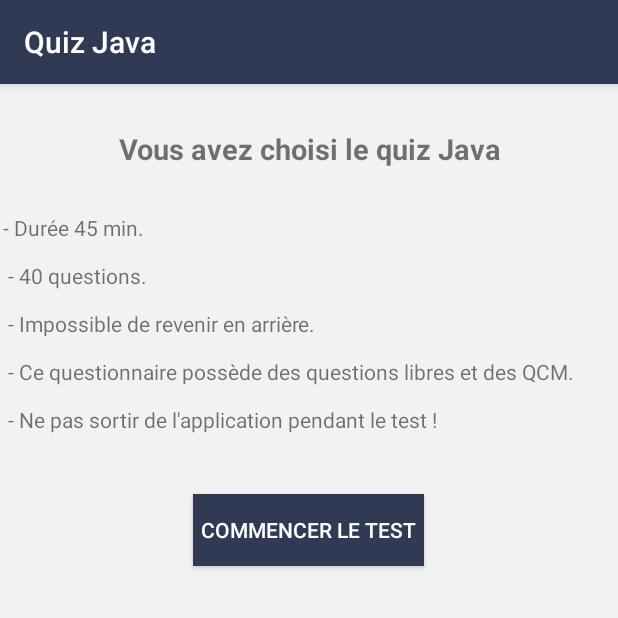
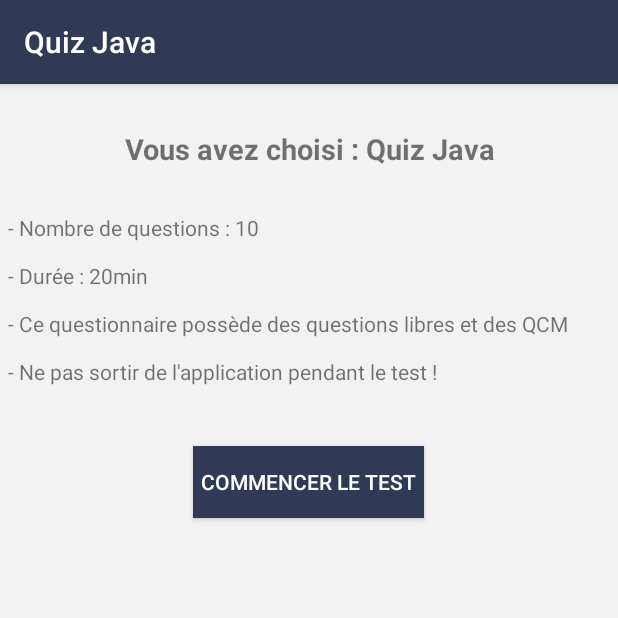
Before and after one commit to juju75dev/YGLApp, an Android app: the screen it shows after launch (QuizzActivity), after a tap on "Quiz Java", on a phone screen of 412 x 824 dp, the top half of it. Run offline under Robolectric (Android 15) with nearby library versions, the phone set to English and light mode, and no system bars; our stand-ins replace ButterKnife.

Commit message:
suppression données ecrites dans le dur

```diff
--- a/app/src/main/java/ygl/com/yglapp/Adapter/QuizzAdapter.java
+++ b/app/src/main/java/ygl/com/yglapp/Adapter/QuizzAdapter.java
@@ -41,7 +41,7 @@ public class QuizzAdapter extends RecyclerView.Adapter<QuestionHolder> {
 
         titleView.setText(quizz.getName());
         descView.setText(quizz.getDescription()+"\n\n"+"- Nombre de questions : "+quizz.getQuestions().size()+
-        "\n"+"- Durée : 45min");
+        "\n"+"- Durée : "+quizz.getDuration()+"min");
 
 
         myViewHolder.itemView.setOnClickListener(new View.OnClickListener() {
--- a/app/src/main/java/ygl/com/yglapp/QuizzActivity.java
+++ b/app/src/main/java/ygl/com/yglapp/QuizzActivity.java
@@ -13,9 +13,7 @@ import android.widget.RadioButton;
 import android.widget.RadioGroup;
 import android.widget.TextView;
 import android.widget.Toast;
-
 import java.util.List;
-
 import butterknife.BindView;
 import butterknife.ButterKnife;
 import ygl.com.yglapp.Model.OnTimerFinished;
@@ -49,6 +47,10 @@ public class QuizzActivity extends AppCompatActivity implements OnTimerFinished
     RadioButton prop4;
     @BindView(R.id.radio_group)
     RadioGroup radioGroup;
+    @BindView(R.id.warning_title_view)
+    TextView warningTitleView;
+    @BindView(R.id.warning_desc_view)
+    TextView warningDescView;
 
 
     private MyCountDownTimer countDownTimer;
@@ -68,6 +70,13 @@ public class QuizzActivity extends AppCompatActivity implements OnTimerFinished
         quiz = (Quizz) getIntent().getSerializableExtra("quiz");
         setTitle(quiz.getName());
 
+        warningTitleView.setText(getString(R.string.you_choose)+" : "+quiz.getName());
+
+        warningDescView.setText("- "+getString(R.string.questions_number)+" : " +quiz.getQuestions().size()+
+                "\n\n- "+getString(R.string.duration) +" : "+ quiz.getDuration()+"min"+
+                "\n\n- "+getString(R.string.quizz_contains_two_types)+
+                "\n\n- "+getString(R.string.dont_getout_of_app)+" !");
+
         setQuestion(index);
         questionsCounterView.setText("Question "+1+"/"+quiz.getQuestions().size());
 
@@ -83,14 +92,12 @@ public class QuizzActivity extends AppCompatActivity implements OnTimerFinished
                     setQuestion(++index);
 
                 }else{
-                    //QUIZ FINI
                     stopQuizz();
                 }
             }
         });
 
-        // 120000 = EXAMPLE DUREE QUIZZ
-        countDownTimer = new MyCountDownTimer(10000, 1000, timerView, this);
+        countDownTimer = new MyCountDownTimer(quiz.getDuration()*60000, 1000, timerView, this);
 
 
         startQuizzButton.setOnClickListener(new View.OnClickListener() {
--- a/app/src/main/res/layout/question_layout.xml
+++ b/app/src/main/res/layout/question_layout.xml
@@ -77,7 +77,7 @@
                         android:layout_width="wrap_content"
                         android:layout_height="wrap_content"
                         android:padding="10dp"
-                        android:text="@string/enonce_exemple"
+                        android:text=""
                         android:textColor="@android:color/black"
                         android:textStyle="italic" />
 
--- a/app/src/main/res/layout/warning_layout.xml
+++ b/app/src/main/res/layout/warning_layout.xml
@@ -8,6 +8,7 @@
 
 
     <TextView
+        android:id="@+id/warning_title_view"
         android:layout_width="match_parent"
         android:layout_height="wrap_content"
         android:gravity="center"
@@ -18,12 +19,13 @@
 
 
     <TextView
+        android:id="@+id/warning_desc_view"
         android:layout_width="match_parent"
         android:layout_height="wrap_content"
         android:textSize="14dp"
         android:paddingTop="30dp"
-        android:paddingLeft="2dp"
-        android:text="@string/warning_exemple"/>
+        android:paddingLeft="5dp"
+        android:text=""/>
 
 
     <Button
--- a/app/src/main/res/values/strings.xml
+++ b/app/src/main/res/values/strings.xml
@@ -1,31 +1,13 @@
 <resources>
+
     <string name="app_name">YGLApp</string>
     <string name="finished">Terminé</string>
     <string name="time_remaining">Temps restant</string>
+    <string name="you_choose">Vous avez choisi</string>
+    <string name="questions_number">Nombre de questions</string>
+    <string name="duration">Durée</string>
+    <string name="quizz_contains_two_types">Ce questionnaire possède des questions libres et des QCM</string>
+    <string name="dont_getout_of_app">Ne pas sortir de l\'application pendant le test</string>
+    <string name="jsonFile">ygl.json</string>
 
-    <string name="enonce_exemple">
-        public class Test1{\n
-        &#160;public static void main (String[] args){\n
-        &#160;&#160;int arr[] = new int[3];\n
-        &#160;&#160;&#160;for(int i =0 ; i &#60; arr.length;i++){\n
-        &#160;&#160;&#160;&#160;system.out.println(arr[i]);\n
-        &#160;&#160;}\n
-        &#160;}\n
-        }
-
-    </string>
-
-    <string name="warning_exemple">
-
-        - Durée 45 min.\n\n
-        - 40 questions.\n\n
-        - Impossible de revenir en arrière.\n\n
-        - Ce questionnaire possède des questions libres et des QCM.\n\n
-        - Ne pas sortir de l\'application pendant le test !
-
-
-    </string>
-
-
-    <string name="jsonFile">ygl.json</string>
 </resources>
```
